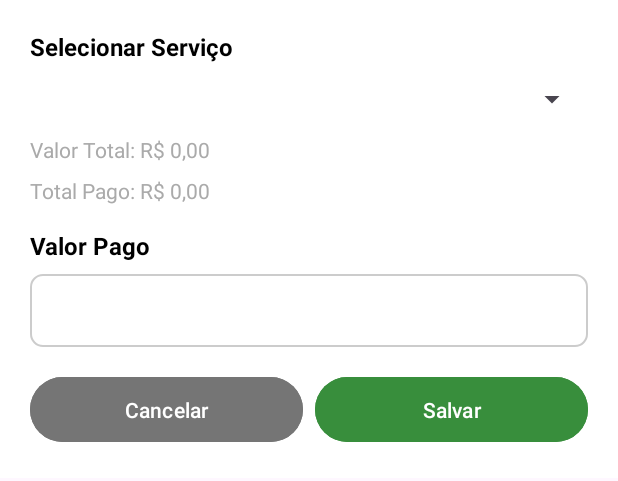
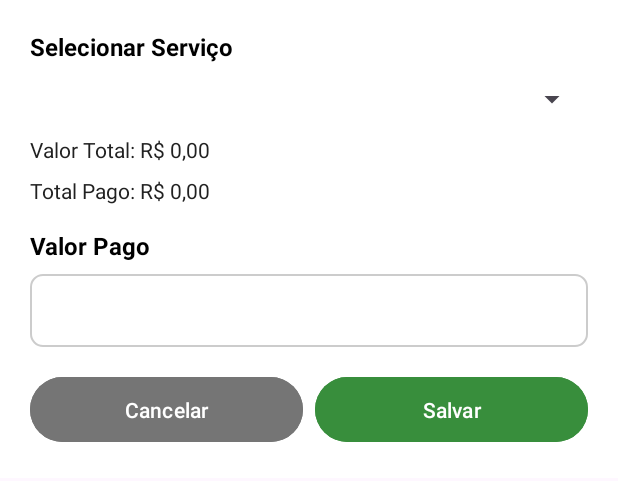
Before and after one commit to Emanuelle-Machado/GerenciarPrestadores, an Android app: the layout dialog_lancar_recebimento.xml on its own in the app's theme, with its tools: preview values and no code run, on a phone screen of 412 x 824 dp. Shown: the top 481 px of the screen. Run offline under Robolectric (Android 15) with nearby library versions, the phone set to English and light mode, and no system bars.

Commit message:
mudando cor de hints

```diff
--- a/app/src/main/res/layout/dialog_adicionar_servico.xml
+++ b/app/src/main/res/layout/dialog_adicionar_servico.xml
@@ -19,6 +19,8 @@
         android:hint="Quantidade"
         android:inputType="numberDecimal"
         android:background="@drawable/bg_edittext"
+        android:textColor="@color/colorText"
+        android:textColorHint="@color/colorHint"
         android:padding="12dp"
         android:layout_marginBottom="16dp" />
 
--- a/app/src/main/res/layout/dialog_lancar_recebimento.xml
+++ b/app/src/main/res/layout/dialog_lancar_recebimento.xml
@@ -27,7 +27,8 @@
         android:layout_height="wrap_content"
         android:text="Valor Total: R$ 0,00"
         android:textSize="14sp"
-        android:textColor="@android:color/darker_gray"
+        android:textColor="@color/colorText"
+        android:textColorHint="@color/colorHint"
         android:layout_marginBottom="8dp" />
 
     <TextView
@@ -36,7 +37,8 @@
         android:layout_height="wrap_content"
         android:text="Total Pago: R$ 0,00"
         android:textSize="14sp"
-        android:textColor="@android:color/darker_gray"
+        android:textColor="@color/colorText"
+        android:textColorHint="@color/colorHint"
         android:layout_marginBottom="16dp" />
 
     <TextView
@@ -55,6 +57,8 @@
         android:inputType="numberDecimal"
         android:layout_marginBottom="16dp"
         android:background="@drawable/bg_edittext"
+        android:textColor="@color/colorText"
+        android:textColorHint="@color/colorHint"
         android:padding="12dp" />
 
     <!-- Botões -->
--- a/app/src/main/res/layout/dialog_tipo_servico.xml
+++ b/app/src/main/res/layout/dialog_tipo_servico.xml
@@ -14,6 +14,8 @@
         android:inputType="text"
         android:layout_marginBottom="12dp"
         android:background="@drawable/bg_edittext"
+        android:textColor="@color/colorText"
+        android:textColorHint="@color/colorHint"
         android:padding="12dp" />
 
     <EditText
@@ -24,6 +26,8 @@
         android:inputType="numberDecimal"
         android:layout_marginBottom="12dp"
         android:background="@drawable/bg_edittext"
+        android:textColor="@color/colorText"
+        android:textColorHint="@color/colorHint"
         android:padding="12dp" />
 
     <EditText
@@ -34,6 +38,8 @@
         android:inputType="text"
         android:layout_marginBottom="16dp"
         android:background="@drawable/bg_edittext"
+        android:textColor="@color/colorText"
+        android:textColorHint="@color/colorHint"
         android:padding="12dp" />
 
     <!-- Botões -->
--- a/app/src/main/res/values/colors.xml
+++ b/app/src/main/res/values/colors.xml
@@ -7,8 +7,9 @@
     <color name="background_light">#FAFAFA</color>
     <color name="colorPrimaryDark">#2E7D32</color>
     <!-- Cores de Texto -->
-    <color name="colorText">#212121</color> <!-- Texto Principal -->
-    <color name="colorSecondaryText">#757575</color> <!-- Texto Secundário -->
+    <color name="colorText">#212121</color>          <!-- Preto suave: ótimo para textos principais -->
+    <color name="colorSecondaryText">#616161</color> <!-- Cinza escuro: bom para textos secundários -->
+    <color name="colorHint">#9E9E9E</color>           <!-- Cinza médio: ideal para hints -->
 
     <!-- Cor de Fundo -->
     <color name="colorBackground">#FFFFFF</color> <!-- Cor do Fundo -->
```
Also changed, not shown: app/src/main/res/layout/activity_cadastro_agendamento.xml (+10 -0 lines).
